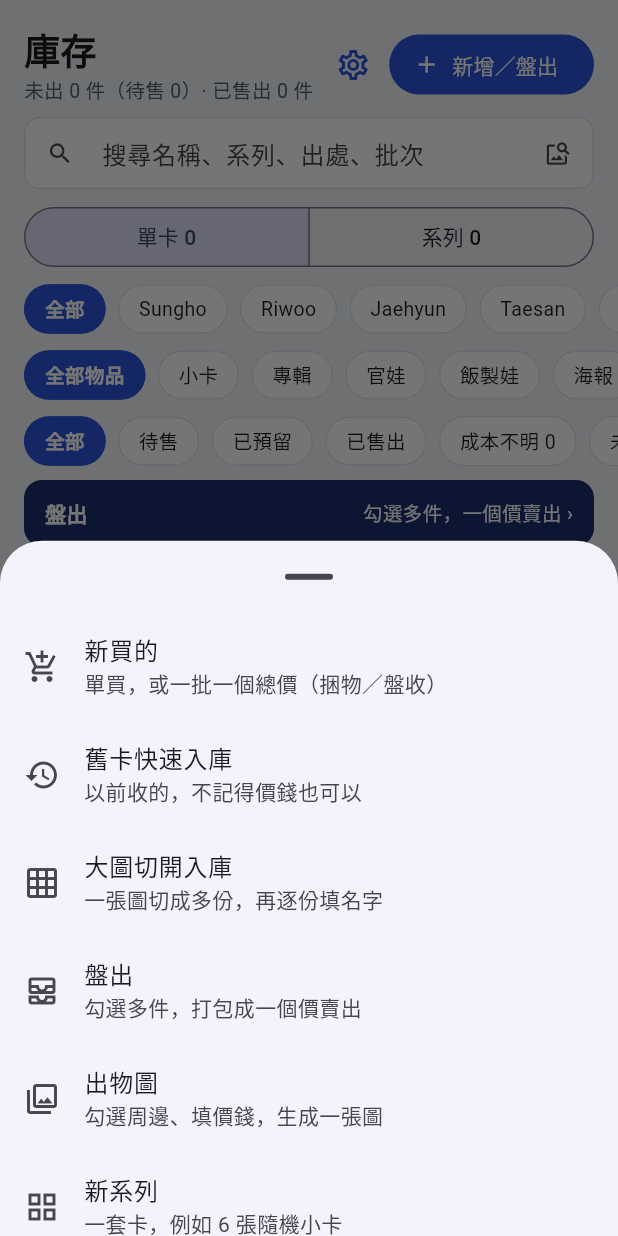
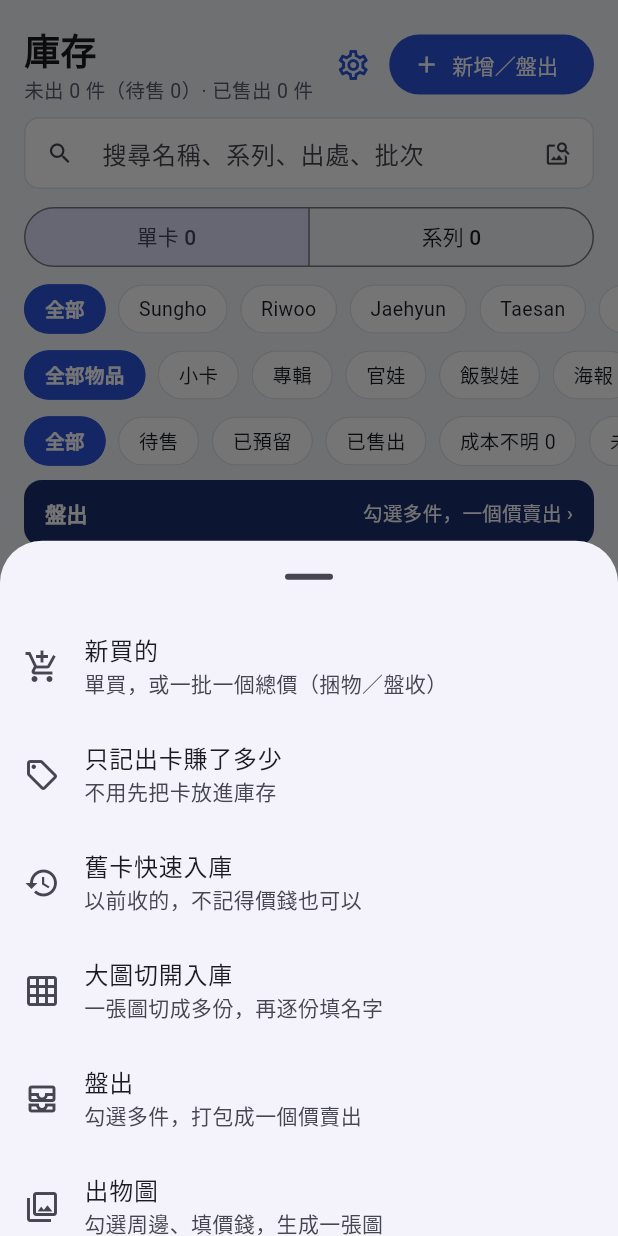
Before and after one commit to kwlovo/bnd-, a Flutter app: the screen it shows after launch, after a tap on "新增／盤出", on a phone screen of 412 x 824 dp. Run offline on Flutter 3.47's test engine with Material 3 defaults, Android fonts, the phone set to English and light mode, and no system bars; our stand-ins replace file_picker, hive_ce_flutter, image_picker, share_plus, shared_preferences; accounts and stored records are empty.

Commit message:
Quick sale: record what a sale earned without inventory
Co-Authored-By: Claude Opus 5.5 <noreply@anthropic.com>

```diff
--- a/lib/screens/inventory.dart
+++ b/lib/screens/inventory.dart
@@ -14,6 +14,7 @@ import 'item_edit.dart';
 import 'item_form.dart';
 import 'old_cards.dart';
 import 'plan_page.dart';
+import 'quick_sale.dart';
 import 'series_page.dart';
 
 class InventoryPage extends StatefulWidget {
@@ -123,6 +124,15 @@ class _InventoryPageState extends State<InventoryPage> {
             onTap: () {
               Navigator.pop(c);
               _push(const ItemFormPage());
+            },
+          ),
+          ListTile(
+            leading: const Icon(Icons.sell_outlined),
+            title: const Text('只記出卡賺了多少'),
+            subtitle: const Text('不用先把卡放進庫存'),
+            onTap: () {
+              Navigator.pop(c);
+              showQuickSale(context);
             },
           ),
           ListTile(
--- a/lib/screens/ledger_page.dart
+++ b/lib/screens/ledger_page.dart
@@ -5,6 +5,7 @@ import '../main.dart';
 import '../models.dart';
 import '../ui.dart';
 import 'item_form.dart' show today;
+import 'quick_sale.dart';
 
 /// 記帳：大部分由批次和成交自動產生，也可以手動記一筆。
 class LedgerPage extends StatefulWidget {
@@ -95,7 +96,13 @@ class _LedgerPageState extends State<LedgerPage> {
                   child: Text('記帳',
                       style: TextStyle(fontSize: 24, fontWeight: FontWeight.w700)),
                 ),
-                FilledButton(onPressed: _add, child: const Text('記一筆')),
+                OutlinedButton(onPressed: _add, child: const Text('記一筆')),
+                const SizedBox(width: 8),
+                FilledButton.icon(
+                  onPressed: () => showQuickSale(context),
+                  icon: const Icon(Icons.sell_outlined),
+                  label: const Text('記出卡'),
+                ),
               ]),
             ),
             Padding(
@@ -156,7 +163,10 @@ class _LedgerPageState extends State<LedgerPage> {
                         final e = shown[k];
                         return Card2(
                           padding: const EdgeInsets.symmetric(horizontal: 12, vertical: 8),
-                          onTap: e.manualId == null
+                          onTap: e.quickId != null
+                              ? () => showQuickSale(context,
+                                  existing: store.quick.firstWhere((q) => q.id == e.quickId))
+                              : e.manualId == null
                               ? null
                               : () async {
                                   if (await confirm(context, '刪除這筆帳？', '「${e.title}」會被刪除。',
--- a/lib/screens/stats_page.dart
+++ b/lib/screens/stats_page.dart
@@ -32,11 +32,14 @@ class _StatsPageState extends State<StatsPage> {
           final stock = items.where((i) => i.status != '已售出').toList();
           final stockValue = stock.fold<int>(0, (a, i) => a + (i.costCents ?? 0));
           final sales = store.sales.where((s) => _in(s.date)).toList();
+          // 快速記的出卡（沒放進庫存的）也算進出卡利潤。
+          final quick = store.quick.where((q) => _in(q.date)).toList();
           final saleIds = {for (final s in sales) s.id};
           final sold = items.where((i) => saleIds.contains(i.saleId)).toList();
           // 成本不明的當成本 0，整筆實收都算利潤。
           final profit =
-              sold.fold<int>(0, (a, i) => a + i.soldCents! - (i.costCents ?? 0));
+              sold.fold<int>(0, (a, i) => a + i.soldCents! - (i.costCents ?? 0)) +
+              quick.fold<int>(0, (a, q) => a + q.profit);
           final unknownSold = sold.where((i) => i.costCents == null).toList();
           final unknownAll = items.where((i) => i.costCents == null).length;
           final fee = sales.where((s) => s.feeByMe).fold<int>(0, (a, s) => a + s.feeHkd);
@@ -69,6 +72,12 @@ class _StatsPageState extends State<StatsPage> {
             p[1] += s.receivedHkd;
             p[2] += its.fold<int>(0, (a, i) => a + i.soldCents! - (i.costCents ?? 0));
           }
+          for (final q in quick) {
+            final p = plats.putIfAbsent(q.platform.isEmpty ? '未填平台' : q.platform, () => [0, 0, 0]);
+            p[0] += 1;
+            p[1] += q.priceHkd;
+            p[2] += q.profit;
+          }
           // 類別
           final cats = <String, int>{};
           for (final i in items) {
@@ -99,7 +108,9 @@ class _StatsPageState extends State<StatsPage> {
             ]),
             const SizedBox(height: 8),
             Row(children: [
-              _tile('出卡利潤', signed(profit), sub: '已出 ${sold.length} 件', good: profit >= 0),
+              _tile('出卡利潤', signed(profit),
+                  sub: '已出 ${sold.length} 件${quick.isEmpty ? '' : ' + 快速記 ${quick.length} 筆'}',
+                  good: profit >= 0),
               const SizedBox(width: 8),
               _tile('郵包（郵費差價 − 包材）', signed(postSales + gPost), sub: '和出卡分開算'),
             ]),
--- a/lib/store.dart
+++ b/lib/store.dart
@@ -18,6 +18,9 @@ class Store extends ChangeNotifier {
   final List<Series> series = [];
   final List<Sale> sales = [];
   final List<ManualEntry> manual = [];
+
+  /// 快速記的出卡（沒有對應庫存的）。
+  final List<QuickSale> quick = [];
   final List<Supply> supplies = [];
   final List<Group> groups = [];
 
@@ -181,6 +184,7 @@ class Store extends ChangeNotifier {
         'series': [for (final s in series) s.toJson()],
         'sales': [for (final s in sales) s.toJson()],
         'manual': [for (final m in manual) m.toJson()],
+        'quick': [for (final q in quick) q.toJson()],
         'supplies': [for (final s in supplies) s.toJson()],
         'groups': [for (final g in groups) g.toJson()],
         'plans': [for (final p in plans) p.toJson()],
@@ -210,6 +214,9 @@ class Store extends ChangeNotifier {
     series..clear()..addAll(ns);
     sales..clear()..addAll(nsa);
     manual..clear()..addAll(nm);
+    quick
+      ..clear()
+      ..addAll([for (final m in l('quick')) QuickSale.fromJson(m)]);
     supplies..clear()..addAll(nsu);
     groups..clear()..addAll(ng);
     if (j['members'] != null) members = List<String>.from(j['members']);
@@ -464,6 +471,16 @@ class Store extends ChangeNotifier {
     commit();
   }
 
+  void saveQuick(QuickSale q) {
+    if (!quick.contains(q)) quick.add(q);
+    commit();
+  }
+
+  void deleteQuick(String id) {
+    quick.removeWhere((q) => q.id == id);
+    commit();
+  }
+
   // ---------- 拼團 ----------
 
   /// 自留位（或我跟的車的位）入庫存；已入庫的會更新成本。
@@ -644,6 +661,20 @@ class Store extends ChangeNotifier {
     for (final m in manual) {
       out.add(LedgerEntry(m.date, '其他', m.desc, '手動記', m.cents, manualId: m.id));
     }
+    // 快速記的出卡：記收入；副標題寫賺了多少。
+    for (final q in quick) {
+      final earn = q.costHkd == null
+          ? '成本不明'
+          : '賺 ${q.profit >= 0 ? '' : '−'}HK\$ ${fmt(q.profit.abs())}';
+      out.add(LedgerEntry(
+        q.date,
+        '出卡',
+        q.desc.isEmpty ? '快速記出卡' : q.desc,
+        [if (q.platform.isNotEmpty) q.platform, earn].join(' · '),
+        q.priceHkd,
+        quickId: q.id,
+      ));
+    }
     out.sort((a, b) => b.date.compareTo(a.date));
     return out;
   }
```
Also changed, not shown: lib/models.dart (+56 -1 lines), lib/screens/quick_sale.dart (added, +147 -0 lines), 1 other file.
